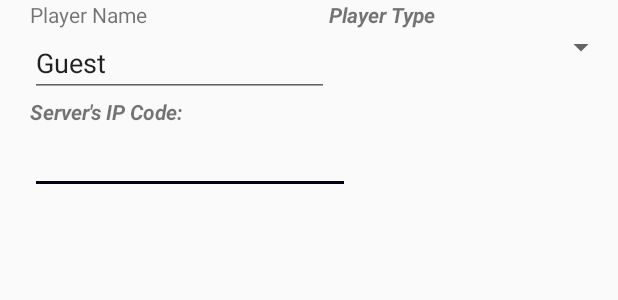
After one commit to maggieryan3/QuartoProject, an Android app: the layout game_remote_tab.xml on its own in the app's theme, with its tools: preview values and no code run, on a phone screen of 412 x 824 dp. The commit adds this screen. Shown: the top 300 px of the screen. Run offline under Robolectric (Android 15) with nearby library versions, the phone set to English and light mode, and no system bars.

Commit message:
3/7 game framework r broken

```diff
--- a/app/src/main/java/com/example/ryanmar19/quarto/game/Game.java
+++ b/app/src/main/java/com/example/ryanmar19/quarto/game/Game.java
@@ -22,7 +22,7 @@ public interface Game {
      * @param players
      * 			the players who are in the game
      */
-    public abstract void start(GamePlayer[] players);
+    void start(GamePlayer[] players);
 
     /**
      * sends the given action to the Game object.
@@ -30,6 +30,6 @@ public interface Game {
      * @param action
      *            the action to send
      */
-    public abstract void sendAction(GameAction action);
+    void sendAction(GameAction action);
 
 }
--- a/app/src/main/java/com/example/ryanmar19/quarto/game/util/NetworkObjectPasser.java
+++ b/app/src/main/java/com/example/ryanmar19/quarto/game/util/NetworkObjectPasser.java
@@ -94,7 +94,7 @@ public abstract class NetworkObjectPasser {
     public abstract void onReceiveObject(Object obj);
 
     private enum RunnerStatus {
-        WAITING, READY, FAILED;
+        WAITING, READY, FAILED
     }
 
     private class CreateRunner implements Runnable {
--- a/app/src/main/java/com/example/ryanmar19/quarto/game/util/Tickable.java
+++ b/app/src/main/java/com/example/ryanmar19/quarto/game/util/Tickable.java
@@ -14,5 +14,5 @@ public interface Tickable {
      * @param timer
      * 		the timer that is associated with the "tick"
      */
-    public abstract void tick(GameTimer timer);
+    void tick(GameTimer timer);
 }
--- a/app/src/main/res/layout/activity_main.xml
+++ b/app/src/main/res/layout/activity_main.xml
@@ -4,10 +4,8 @@
     xmlns:tools="http://schemas.android.com/tools"
     android:layout_width="match_parent"
     android:layout_height="match_parent"
-    android:paddingBottom="@dimen/activity_vertical_margin"
     android:paddingLeft="@dimen/activity_horizontal_margin"
     android:paddingRight="@dimen/activity_horizontal_margin"
-    android:paddingTop="@dimen/activity_vertical_margin"
     tools:context="com.example.ryanmar19.quarto.quarto.MainActivity"
     android:orientation="vertical"
     android:weightSum="1">
--- /dev/null
+++ b/app/src/main/res/layout/game_remote_tab.xml
@@ -0,0 +1,72 @@
+<LinearLayout xmlns:android="http://schemas.android.com/apk/res/android"
+    android:id="@+id/remoteTabLayout"
+    android:layout_width="fill_parent"
+    android:layout_height="fill_parent"
+    android:layout_marginLeft="@dimen/config_horiz_margin"
+    android:orientation="vertical" >
+
+    <TableLayout
+        android:layout_width="match_parent"
+        android:layout_height="wrap_content"
+        android:stretchColumns="*" >
+
+        <TableRow
+            android:id="@+id/tableHeadingRow"
+            android:layout_width="match_parent"
+            android:layout_height="wrap_content" >
+
+            <TextView
+                android:id="@+id/playerNameHeadingText"
+                android:layout_width="match_parent"
+                android:layout_height="wrap_content"
+                android:layout_gravity="center_vertical|left"
+                android:text="@string/player_name" />
+
+            <TextView
+                android:id="@+id/textView1"
+                android:layout_width="wrap_content"
+                android:layout_height="wrap_content"
+                android:text="Player Type"
+                android:textStyle="bold|italic" />
+
+        </TableRow>
+
+        <TableRow
+            android:id="@+id/tableDataRow"
+            android:layout_width="match_parent"
+            android:layout_height="wrap_content" >
+
+            <EditText
+                android:id="@+id/remoteNameEditText"
+                android:layout_width="wrap_content"
+                android:layout_height="wrap_content"
+                android:inputType="text"
+                android:text="@string/guest" />
+
+            <Spinner
+                android:id="@+id/remote_player_spinner"
+                android:layout_width="wrap_content"
+                android:layout_height="wrap_content" />
+
+        </TableRow>
+    </TableLayout>
+
+    <TextView
+        android:id="@+id/serverIPCode"
+        android:layout_width="match_parent"
+        android:layout_height="wrap_content"
+        android:text="@string/server_ip_code"
+        android:textStyle="bold|italic" />
+
+    <EditText
+        android:id="@+id/remoteIPCodeEditText"
+        android:layout_width="wrap_content"
+        android:layout_height="wrap_content"
+        android:ems="10"
+        android:inputType="text"
+        android:text="" >
+
+        <requestFocus />
+    </EditText>
+
+</LinearLayout>
--- a/app/src/main/res/values/colors.xml
+++ b/app/src/main/res/values/colors.xml
@@ -1,6 +1,11 @@
 <?xml version="1.0" encoding="utf-8"?>
 <resources>
-    <color name="colorPrimary">#3F51B5</color>
-    <color name="colorPrimaryDark">#303F9F</color>
-    <color name="colorAccent">#FF4081</color>
+    <color name="black">#000</color>
+    <color name="green">#0F0</color>
+    <color name="red">#ff0000</color>
+    <color name="blue">#0000ff</color>
+    <color name="colorAccent">#000010</color>
+    <color name="colorPrimary">#000010</color>
+    <color name="colorPrimaryDark">#000010</color>
+
 </resources>
```
Also changed, not shown: app/src/main/java/com/example/ryanmar19/quarto/game/GamePlayer.java (+6 -6 lines), app/src/main/java/com/example/ryanmar19/quarto/game/LocalGame.java (+4 -4 lines), app/src/main/res/values/dimens.xml (+8 -3 lines), app/src/main/res/values/strings.xml (+20 -1 lines).
